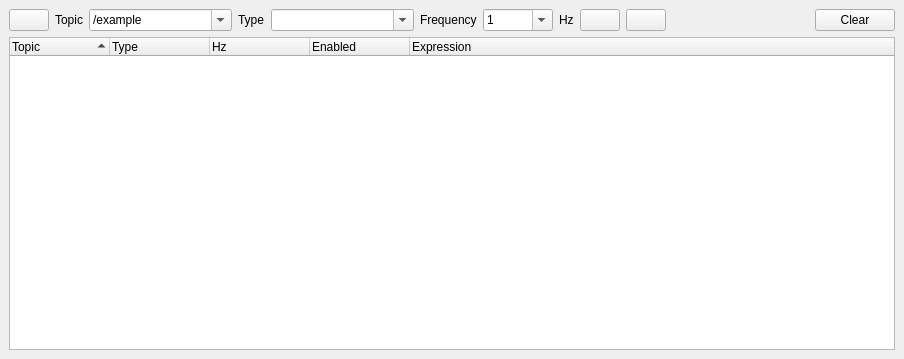
Old version of the form rosgui_publisher/lib/Publisher.ui in the repository ros-visualization/rqt.
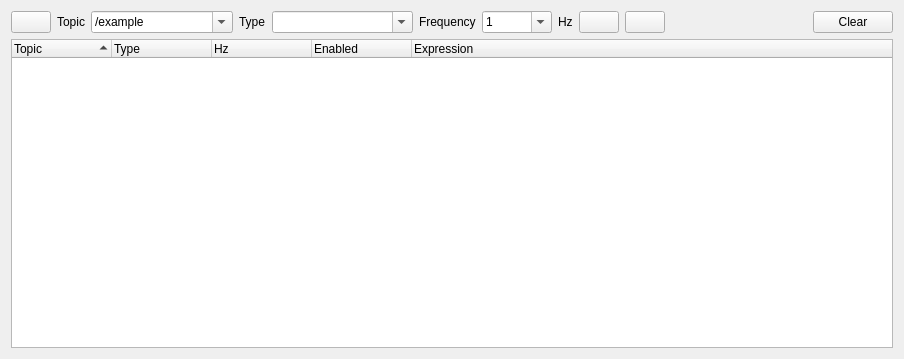
New version of the form. Custom widgets are drawn as their Qt base class.

Patch:
```diff
--- a/rosgui_publisher/lib/Publisher.ui
+++ b/rosgui_publisher/lib/Publisher.ui
@@ -1,7 +1,7 @@
 <?xml version="1.0" encoding="UTF-8"?>
 <ui version="4.0">
- <class>PublisherDockWidget</class>
- <widget class="QDockWidget" name="PublisherDockWidget">
+ <class>PublisherWidget</class>
+ <widget class="QWidget" name="PublisherWidget">
   <property name="geometry">
    <rect>
     <x>0</x>
@@ -13,7 +13,6 @@
   <property name="windowTitle">
    <string>Publisher</string>
   </property>
-  <widget class="QWidget" name="dockWidgetContents">
    <layout class="QVBoxLayout" name="verticalLayout">
     <item>
      <layout class="QHBoxLayout" name="horizontalLayout">
@@ -215,7 +214,6 @@
      </widget>
     </item>
    </layout>
-  </widget>
  </widget>
  <customwidgets>
   <customwidget>
```
Lines whose indentation alone changed are shown as unchanged.
